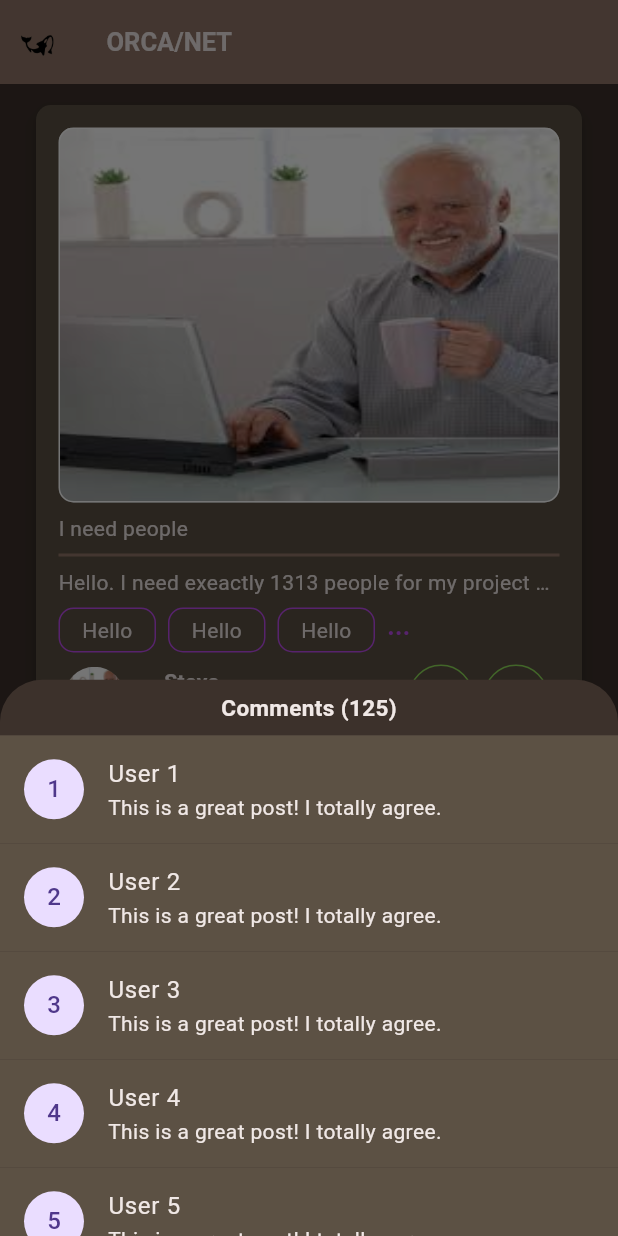
After one commit to M-ismail83/Orcanet, a Flutter app: the feedPage screen opened directly, after a tap on the "message" icon, on a phone screen of 412 x 824 dp. The commit adds this screen. Run offline on Flutter 3.47's test engine with Material 3 defaults, Android fonts, the phone set to English and light mode, and no system bars; our stand-ins replace firebase_core, stroke_text; accounts and stored records are empty.

Commit message:
Made some general changes and added pages

```diff
--- /dev/null
+++ b/lib/feedPage.dart
@@ -0,0 +1,307 @@
+import "package:flutter/material.dart";
+
+class feedPage extends StatelessWidget {
+  feedPage({super.key});
+
+  static Container tagContainer(String tagName) {
+    return Container(
+      alignment: Alignment.center,
+      height: 30,
+      width: 65,
+      decoration: BoxDecoration(
+          border: Border.all(color: Color.fromRGBO(189, 76, 237, 1)),
+          borderRadius: BorderRadius.circular(10)),
+      child: Text(
+        "Hello",
+        style: TextStyle(color: Color.fromRGBO(240, 232, 230, 1)),
+      ),
+    );
+  }
+
+  static Container nameCard(BuildContext context, Image profilePhoto, String name, String desc) {
+    return Container(
+      padding: EdgeInsets.symmetric(horizontal: 3),
+      height: 45,
+      width: 350,
+      decoration: BoxDecoration(
+          border: Border.all(color: Colors.transparent),
+          borderRadius: BorderRadius.circular(10)),
+      child: Row(
+        mainAxisAlignment: MainAxisAlignment.start,
+        children: [
+          ClipOval(
+            child: InkWell(
+              onTap: () {},
+              splashColor: Colors.transparent,
+              child: Image.asset(
+                "lib/images/placeholder.jpg",
+                width: 40,
+                height: 40,
+                fit: BoxFit.cover,
+              ),
+            ),
+          ),
+          SizedBox(width: 10),
+          Column(
+            mainAxisAlignment: MainAxisAlignment.spaceEvenly,
+            children: [
+              Text(
+                name,
+                style: TextStyle(
+                    color: Color.fromRGBO(240, 232, 230, 1),
+                    fontWeight: FontWeight.bold),
+              ),
+              Text(desc,
+                  style: TextStyle(
+                    color: Color.fromRGBO(240, 232, 230, 1),
+                  ))
+            ],
+          ),
+          Spacer(),
+          Ink(
+            decoration: ShapeDecoration(
+                shape: CircleBorder(
+                    side:
+                        BorderSide(color: Color.fromRGBO(143, 222, 89, 1)))),
+            child: IconButton(
+              onPressed: () {
+                showModalBottomSheet(
+                  elevation: 4.0,
+                  backgroundColor: Color.fromRGBO(60, 49, 43, 1),
+                    context: context,
+                    builder: (BuildContext context) {
+                      return const CommentsSection();
+                    }
+                );
+              },
+              icon: Icon(Icons.message),
+              color: Color.fromRGBO(240, 232, 230, 1),
+              iconSize: 18,
+              alignment: Alignment.center,
+            ),
+          ),
+          Ink(
+            decoration: ShapeDecoration(
+                shape: CircleBorder(
+                    side:
+                        BorderSide(color: Color.fromRGBO(143, 222, 89, 1)))),
+            child: IconButton(
+              onPressed: () {},
+              icon: Icon(Icons.group),
+              color: Color.fromRGBO(240, 232, 230, 1),
+              iconSize: 20,
+              alignment: Alignment.center,
+            ),
+          )
+        ],
+      ),
+    );
+  }
+
+  final List<Widget> tagList = [
+    tagContainer("Yes"),
+    tagContainer("Yes"),
+    tagContainer("Yes"),
+    tagContainer("Yes"),
+    tagContainer("Yes"),
+    tagContainer("Yes"),
+    tagContainer("Yes"),
+    tagContainer("Yes"),
+    tagContainer("Yes"),
+    tagContainer("Yes"),
+  ];
+
+  @override
+  Widget build(BuildContext context) {
+    return Scaffold(
+        backgroundColor: Color.fromRGBO(60, 49, 43, 1),
+        appBar: AppBar(
+          backgroundColor: Color.fromRGBO(145, 118, 104, 1),
+          title: Text(
+            "ORCA/NET",
+            style: TextStyle(
+                fontSize: 17,
+                color: Color.fromRGBO(240, 232, 230, 1),
+                fontWeight: FontWeight.w600),
+          ),
+          leading: Image.asset(
+            "lib/images/Logo.png",
+            alignment: Alignment.centerRight,
+          ),
+          leadingWidth: 55,
+        ),
+        body: ListView(
+            padding: EdgeInsets.symmetric(horizontal: 20, vertical: 10),
+            children: [
+              postCard(
+                  image: AssetImage("lib/images/placeholder.jpg"),
+                  title: "I need people",
+                  bodyText:
+                      "Hello. I need exeactly 1313 people for my project and yes I have enough money and I'm fucin rich.",
+                  tags: tagList,
+                  nameCard: nameCard(context, Image.asset("lib/images/placeholder.jpg"),
+                      "Steve", "Short desc")),
+              postCard(
+                  image: AssetImage("lib/images/placeholder.jpg"),
+                  title: "I need people",
+                  bodyText:
+                      "Hello. I need exeactly 1313 people for my project and yes I have enough money and I'm fucin rich.",
+                  tags: tagList,
+                  nameCard: nameCard(context, Image.asset("lib/images/placeholder.jpg"),
+                      "Steve", "Short desc"))
+            ]));
+  }
+}
+
+class postCard extends StatefulWidget {
+  final AssetImage image;
+  final String title;
+  final String bodyText;
+  final List<Widget> tags;
+  final Container nameCard;
+
+  const postCard(
+      {super.key,
+      required this.image,
+      required this.title,
+      required this.bodyText,
+      required this.tags,
+      required this.nameCard});
+  @override
+  State<StatefulWidget> createState() => _postCardState();
+}
+
+class _postCardState extends State<postCard> {
+  bool _isExtended = false;
+
+
+
+  @override
+  Widget build(BuildContext context) {
+    List<Widget> displayedTags = [];
+    const maxTagCount = 3;
+    if (_isExtended || widget.tags.length <= maxTagCount) {
+      displayedTags = widget.tags;
+    } else {
+      displayedTags = widget.tags.take(maxTagCount).toList();
+      displayedTags.add(SizedBox(
+        height: 30,
+        width: 65,
+        child: Text(
+          "...",
+          style: TextStyle(
+              color: Color.fromRGBO(189, 76, 237, 1),
+              fontWeight: FontWeight.bold,
+              fontSize: 17),
+        ),
+      ));
+    }
+
+    return InkWell(
+      onTap: () {
+        setState(() {
+          _isExtended = !_isExtended;
+        });
+      },
+      splashColor: Colors.transparent,
+      child: Card(
+        color: Color.fromRGBO(92, 81, 68, 1),
+        clipBehavior: Clip.antiAlias,
+        elevation: 4.0,
+        shape: RoundedRectangleBorder(borderRadius: BorderRadius.circular(10)),
+        child: Padding(
+          padding: EdgeInsets.all(15),
+          child: AnimatedSize(
+            duration: const Duration(milliseconds: 300),
+            curve: Curves.easeInOut,
+            child: Column(
+              crossAxisAlignment: CrossAxisAlignment.start,
+              children: [
+                Container(
+                  height: 250,
+                  width: 350,
+                  decoration: BoxDecoration(
+                      border: Border.all(color: Colors.white),
+                      borderRadius: BorderRadius.circular(10),
+                      image: DecorationImage(
+                          fit: BoxFit.fill, image: widget.image)),
+                ),
+                SizedBox(height: 7),
+                Text(
+                  widget.title,
+                  style: TextStyle(color: Color.fromRGBO(240, 232, 230, 1)),
+                ),
+                Divider(
+                    thickness: 2, color: Color.fromRGBO(145, 118, 104, 1)),
+                if (!_isExtended)
+                  Text(
+                    widget.bodyText,
+                    style: TextStyle(color: Color.fromRGBO(240, 232, 230, 1)),
+                    maxLines: 1,
+                    overflow: TextOverflow.ellipsis,
+                  )
+                else
+                  Text(
+                    widget.bodyText,
+                    style: TextStyle(color: Color.fromRGBO(240, 232, 230, 1)),
+                  ),
+                SizedBox(height: 7),
+                SingleChildScrollView(
+                    scrollDirection: Axis.horizontal,
+                    child: Wrap(
+                      spacing: 8,
+                      runSpacing: 4,
+                      children: displayedTags,
+                    )),
+                SizedBox(height: 7),
+                widget.nameCard
+              ],
+            ),
+          ),
+        ),
+      ),
+    );
+  }
+}
+
+class CommentsSection extends StatelessWidget {
+  const CommentsSection({super.key});
+
+  @override
+  Widget build(BuildContext context) {
+    return DraggableScrollableSheet(
+      expand: false,
+      initialChildSize: 0.8,
+      minChildSize: 0.3,
+      maxChildSize: 0.95,
+      builder: (BuildContext context, ScrollController scrollController) {
+        return Column(
+          children: [
+            const Padding(
+              padding: EdgeInsets.symmetric(vertical: 8.0, horizontal: 16.0),
+              child: Text(
+                'Comments (125)',
+                style: TextStyle(fontWeight: FontWeight.bold, fontSize: 15, color: Color.fromRGBO(240, 232, 230, 1)),
+              ),
+            ),
+            Expanded(
+              child: ListView.builder(
+                controller: scrollController,
+                itemCount: 50,
+                itemBuilder: (context, index) {
+                  return ListTile(
+                    leading: CircleAvatar(child: Text('${index + 1}')),
+                    tileColor: Color.fromRGBO(92, 81, 68, 100)  ,
+                    title: Text('User ${index + 1}', style: TextStyle(color: Color.fromRGBO(240, 232, 230, 1)),),
+                    subtitle: const Text('This is a great post! I totally agree.', style: TextStyle(color: Color.fromRGBO(240, 232, 230, 1)),
+                  )
+                  );
+                },
+              ),
+            ),
+          ],
+        );
+      },
+    );
+  }
+}
--- a/lib/main.dart
+++ b/lib/main.dart
@@ -2,6 +2,7 @@ import 'package:firebase_core/firebase_core.dart';
 import 'package:flutter/material.dart';
 import 'package:orcanet/firebase_options.dart';
 import 'package:orcanet/feedAndPodsPage.dart';
+import 'package:orcanet/feedPage.dart';
 
 void main() async {
   WidgetsFlutterBinding.ensureInitialized();
@@ -10,7 +11,7 @@ void main() async {
   );
   runApp(
     MaterialApp(
-      home: const Feedandpodspage()
+      home: Feedandpodspage()
     )
   );
 }
--- /dev/null
+++ b/lib/message.dart
@@ -0,0 +1,17 @@
+import 'package:flutter/material.dart';
+
+class message extends StatefulWidget {
+  @override
+  State<StatefulWidget> createState() => _messageState();
+
+}
+
+class _messageState extends State<message>{
+
+  @override
+  Widget build(BuildContext context) {
+    throw UnimplementedError();
+  }
+
+
+}
--- /dev/null
+++ b/lib/orcaAndPodsPage.dart
@@ -0,0 +1,18 @@
+import 'package:flutter/material.dart';
+
+class orcaAndPodsPage extends StatefulWidget{
+  @override
+  State<StatefulWidget> createState() => _orcaAndPodsPage();
+
+}
+
+class _orcaAndPodsPage extends State<orcaAndPodsPage>{
+  @override
+  Widget build(BuildContext context) {
+    return Scaffold(
+      appBar: AppBar(
+
+      ),
+    );
+  }
+}
--- a/pubspec.yaml
+++ b/pubspec.yaml
@@ -37,6 +37,7 @@ dependencies:
   cupertino_icons: ^1.0.8
   firebase_core: ^4.1.1
   stroke_text: ^1.0.0
+  firebase_messaging: ^16.0.3
 
 dev_dependencies:
   flutter_test:
@@ -62,6 +63,7 @@ flutter:
   uses-material-design: true
   assets:
     - lib/images/placeholder.jpg
+    - lib/images/Logo.png
 
   # To add assets to your application, add an assets section, like this:
   # assets:
```
Also changed, not shown: lib/images/Logo.png (added), pubspec.lock, 6 other files.
